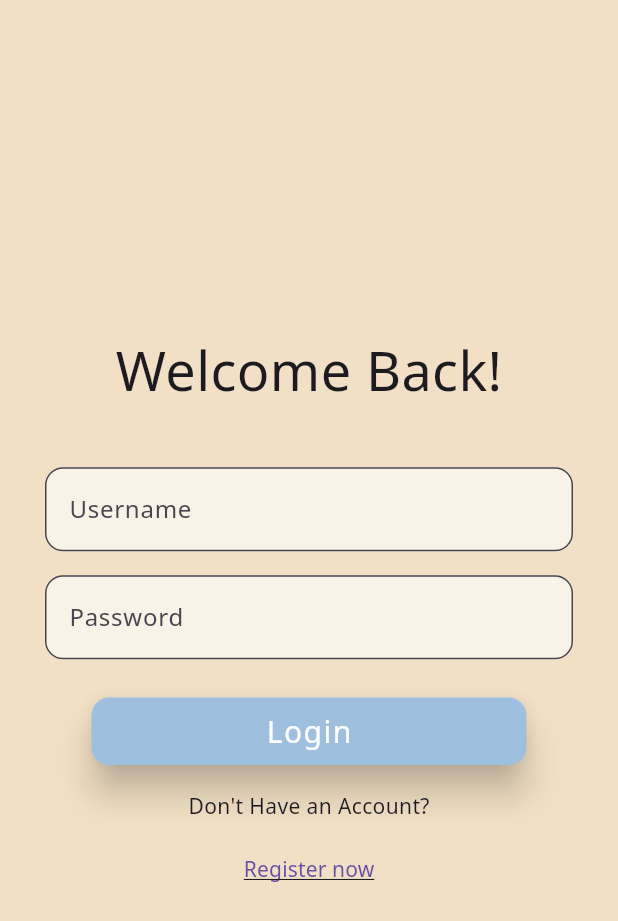
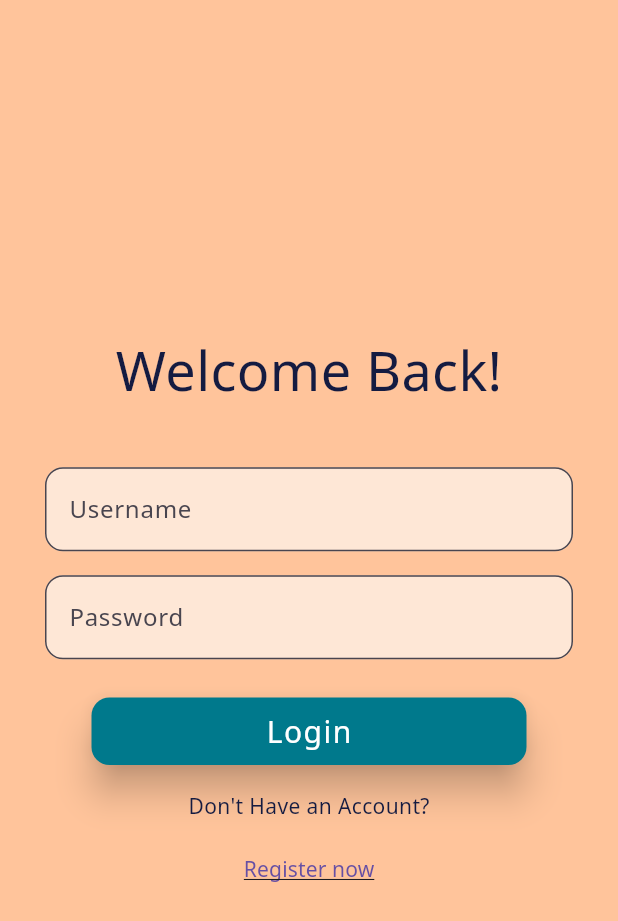
Before and after one commit to ujaann/kitchening, a Flutter app: the screen it shows after launch, after a tap on "Continue", on a phone screen of 412 x 824 dp. Shown: the top 921 px of the screen. Run offline on Flutter 3.47's test engine with Material 3 defaults, Android fonts, the phone set to English and light mode, and no system bars; our stand-ins replace bloc, dio, equatable, flutter_bloc, fpdart, get_it and 7 more; accounts and stored records are empty.

Commit message:
Changed some ui colors for better contrast

```diff
--- a/lib/app/common/app_theme.dart
+++ b/lib/app/common/app_theme.dart
@@ -3,31 +3,48 @@ import 'package:kitchening/app/common/styles.dart';
 
 ThemeData getApplicationTheme() {
   return ThemeData(
-      scaffoldBackgroundColor: lightBrown,
+      scaffoldBackgroundColor: peach,
       fontFamily: "Noto Sans",
-      appBarTheme: const AppBarTheme(color: lightBlue),
+      textTheme: const TextTheme(
+        bodyMedium: TextStyle(color: spaceCadet),
+      ),
+      appBarTheme: const AppBarTheme(
+          color: caribeanCurrent, foregroundColor: papayaWhip),
       elevatedButtonTheme: ElevatedButtonThemeData(
           style: ElevatedButton.styleFrom(
-        backgroundColor: const Color(0xff9fbfdf),
+        backgroundColor: caribeanCurrent,
         foregroundColor: Colors.white,
         elevation: 10,
         shape: RoundedRectangleBorder(borderRadius: BorderRadius.circular(12)),
       )),
-      floatingActionButtonTheme: FloatingActionButtonThemeData(
-          backgroundColor: lightBlue,
-          splashColor: const Color(0xff9fbfdf),
+      outlinedButtonTheme: OutlinedButtonThemeData(
+          style: OutlinedButton.styleFrom(
+        textStyle: const TextStyle(
+          fontSize: 20,
+          letterSpacing: 1,
+          fontWeight: FontWeight.w600,
+        ),
+        foregroundColor: spaceCadet,
+        shape: RoundedRectangleBorder(borderRadius: BorderRadius.circular(12)),
+        side: const BorderSide(color: caribeanCurrent, width: 2),
+      )),
+      floatingActionButtonTheme: const FloatingActionButtonThemeData(
+          backgroundColor: caribeanCurrent,
+          splashColor: caribeanCurrent,
           elevation: 2,
           iconSize: 40,
-          foregroundColor: Colors.blueGrey[700]),
+          foregroundColor: papayaWhip),
       //notworking
       cardColor: lightBlue,
       cardTheme: const CardTheme(shadowColor: ceramicGray, color: ceramicWhite),
-      navigationBarTheme: NavigationBarThemeData(
-          backgroundColor: lightBlue,
-          indicatorColor: const Color(0xff9fbfdf),
+      navigationBarTheme: const NavigationBarThemeData(
+          backgroundColor: caribeanCurrent,
+          indicatorColor: caribeanCurrent,
           labelBehavior: NavigationDestinationLabelBehavior.onlyShowSelected,
+          labelTextStyle: WidgetStatePropertyAll(
+              TextStyle(color: papayaWhip, fontWeight: FontWeight.w600)),
           iconTheme: WidgetStatePropertyAll(
-              IconThemeData(size: 36, color: Colors.blueGrey[700]))),
+              IconThemeData(size: 36, color: papayaWhip))),
       inputDecorationTheme: const InputDecorationTheme(
           filled: true, fillColor: Color(0x99fefefe)));
 }
--- a/lib/app/common/styles.dart
+++ b/lib/app/common/styles.dart
@@ -1,6 +1,11 @@
 import 'dart:ui';
 
-const lightBrown = Color(0xffF1E0C5);
+const papayaWhip = Color(0xffffefd3);
+const peach = Color(0xffffc49b);
+const caribeanCurrent = Color(0xff00798c);
+const emerald = Color(0xff06d6a0);
+const spaceCadet = Color(0xff141b41);
+
 const lightBlue = Color(0xffc5d6f1);
 const orangey = Color(0xffF27C33);
 
--- a/lib/features/auth/presentation/view/login_screen_view.dart
+++ b/lib/features/auth/presentation/view/login_screen_view.dart
@@ -4,6 +4,7 @@ import 'package:kitchening/app/common/gap.dart';
 import 'package:kitchening/app/common/my_snackbar.dart';
 import 'package:kitchening/features/auth/presentation/view/register_screen_view.dart';
 import 'package:kitchening/features/auth/presentation/view_model/login/login_bloc.dart';
+import 'package:kitchening/features/dashboard/presentation/view/dashboard_screen_view.dart';
 
 class LoginScreenView extends StatefulWidget {
   const LoginScreenView({super.key});
@@ -83,8 +84,8 @@ class _LoginScreenViewState extends State<LoginScreenView> {
                       context.read<LoginBloc>().add(LoginUserEvent(
                             username: username.text,
                             password: password.text,
-                            // context: context,
-                            // destination: const DashboardScreenView(),
+                            context: context,
+                            destination: const DashboardScreenView(),
                           ));
                     },
                     child: const Padding(
--- a/lib/features/auth/presentation/view/register_screen_view.dart
+++ b/lib/features/auth/presentation/view/register_screen_view.dart
@@ -116,7 +116,7 @@ class _RegisterScreenViewState extends State<RegisterScreenView> {
                       );
                     },
                     child: CircleAvatar(
-                      radius: 80,
+                      radius: 60,
                       backgroundImage: _img != null
                           ? FileImage(_img!)
                           : const AssetImage('assets/images/profile.png')
--- a/lib/features/auth/presentation/view_model/login/login_bloc.dart
+++ b/lib/features/auth/presentation/view_model/login/login_bloc.dart
@@ -1,6 +1,7 @@
 import 'package:equatable/equatable.dart';
 import 'package:flutter/material.dart';
 import 'package:flutter_bloc/flutter_bloc.dart';
+import 'package:kitchening/app/common/my_snackbar.dart';
 import 'package:kitchening/features/auth/domain/usecase/login_user_usecase.dart';
 import 'package:kitchening/features/auth/presentation/view_model/register/register_bloc.dart';
 import 'package:kitchening/features/dashboard/presentation/view_model/dashboard_cubit.dart';
@@ -68,15 +69,15 @@ class LoginBloc extends Bloc<LoginEvent, LoginState> {
     result.fold(
       (failure) {
         emit(LoginError(errorMessage: failure.message));
-        // showErrorSnackBar(event.context, message: failure.message);
+        showErrorSnackBar(event.context, message: failure.message);
       },
       (token) {
         emit(const LoginSuccess());
         print(token);
-        // add(NavigateDashboardScreenEvent(
-        //   context: event.context,
-        //   destination: event.destination,
-        // ));
+        add(NavigateDashboardScreenEvent(
+          context: event.context,
+          destination: event.destination,
+        ));
       },
     );
   }
--- a/lib/features/auth/presentation/view_model/login/login_event.dart
+++ b/lib/features/auth/presentation/view_model/login/login_event.dart
@@ -26,15 +26,15 @@ class NavigateDashboardScreenEvent extends LoginEvent {
 }
 
 class LoginUserEvent extends LoginEvent {
-  // final BuildContext context;
-  // final Widget destination;
+  final BuildContext context;
+  final Widget destination;
   final String username;
   final String password;
 
   const LoginUserEvent({
     required this.username,
     required this.password,
-    // required this.context,
-    // required this.destination,
+    required this.context,
+    required this.destination,
   });
 }
--- a/lib/features/dashboard/presentation/view/dashboard_screen_view.dart
+++ b/lib/features/dashboard/presentation/view/dashboard_screen_view.dart
@@ -54,7 +54,7 @@ class _DashboardScreenViewState extends State<DashboardScreenView> {
             padding: EdgeInsets.only(left: 24.0),
             child: NavigationDestination(
               icon: Icon(Icons.kitchen),
-              label: 'Your Recipes',
+              label: 'Recipes',
               selectedIcon: Icon(Icons.kitchen_outlined),
             ),
           ),
--- a/lib/features/onboarding/presentation/view/onboarding_screen_view.dart
+++ b/lib/features/onboarding/presentation/view/onboarding_screen_view.dart
@@ -62,22 +62,15 @@ class _OnboardingScreenViewState extends State<OnboardingScreenView> {
               ),
             ),
             SizedBox(
-              width: 290,
+              // width: 290,
               child: OutlinedButton(
                 onPressed: () =>
                     context.read<OnboardingCubit>().navigateToLogin(context),
-                style: OutlinedButton.styleFrom(
-                    foregroundColor: Colors.black45,
-                    shape: RoundedRectangleBorder(
-                        borderRadius: BorderRadius.circular(12)),
-                    side: const BorderSide(width: 2, color: Colors.black26)),
                 child: const Padding(
                   padding: EdgeInsets.symmetric(vertical: 8.0),
-                  child: Text("Continue",
-                      style: TextStyle(
-                          fontSize: 20,
-                          letterSpacing: 1,
-                          fontWeight: FontWeight.w400)),
+                  child: Text(
+                    "Continue",
+                  ),
                 ),
               ),
             ),
--- a/lib/features/splash/presentation/view/splash_screen_view.dart
+++ b/lib/features/splash/presentation/view/splash_screen_view.dart
@@ -19,7 +19,6 @@ class _SplashScreenViewState extends State<SplashScreenView> {
   @override
   Widget build(BuildContext context) {
     return Scaffold(
-      backgroundColor: const Color(0xffF1E0C5),
       body:
           SafeArea(child: Center(child: Image.asset("assets/images/logo.png"))),
     );
```
